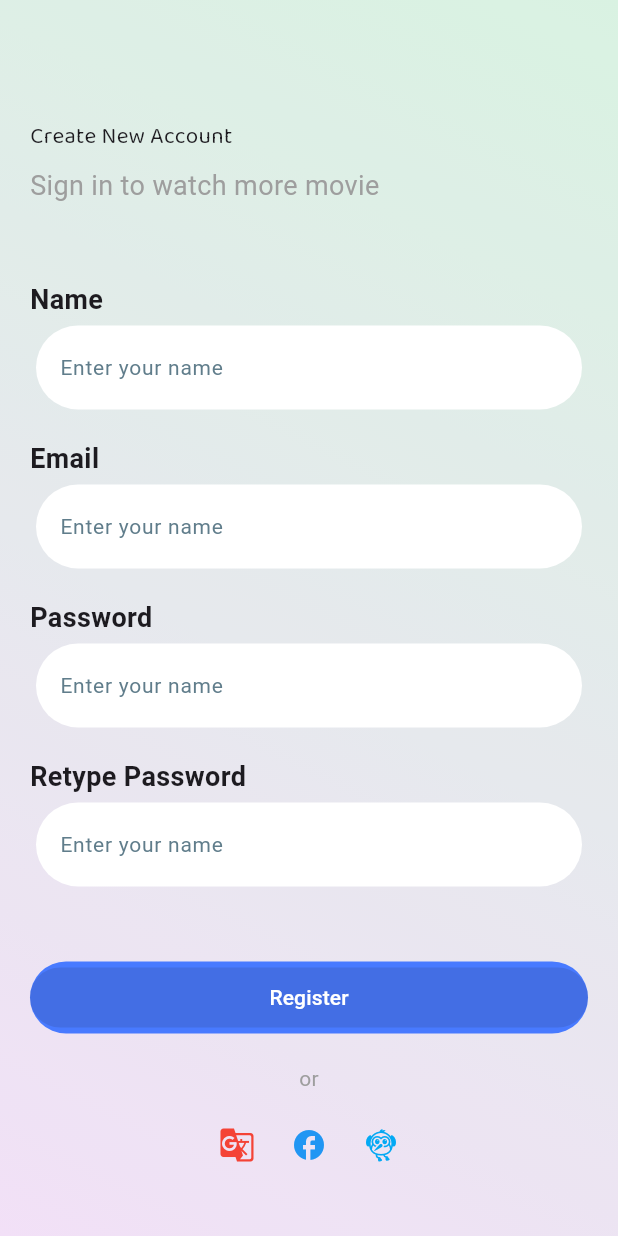
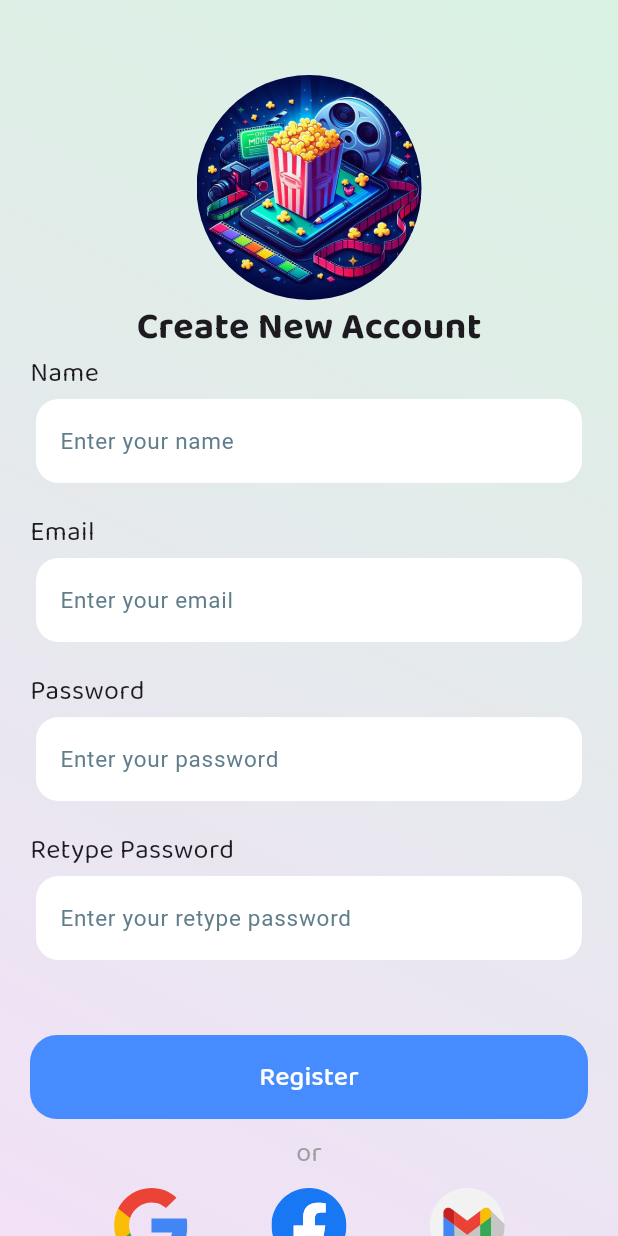
Before and after one commit to PhamChien822/movie_app, a Flutter app: the screen it shows after launch, on a phone screen of 412 x 824 dp. Run offline on Flutter 3.47's test engine with Material 3 defaults, Android fonts, the phone set to English and light mode, and no system bars; our stand-ins replace carousel_slider, floating_bottom_navigation_bar, flutter_svg, font_awesome_flutter, google_fonts; missing offline and left inert: flutter_any_logo.

Commit message:
update signupview

```diff
--- a/lib/src/views/signupview.dart
+++ b/lib/src/views/signupview.dart
@@ -1,5 +1,10 @@
 import 'package:flutter/material.dart';
+import 'package:flutter_any_logo/flutter_logo.dart';
+import 'package:font_awesome_flutter/font_awesome_flutter.dart';
 import 'package:google_fonts/google_fonts.dart';
+import 'package:flutter_svg/flutter_svg.dart';
+
+
 
 class SignUpForm extends StatefulWidget {
   const SignUpForm({super.key});
@@ -17,7 +22,11 @@ class _SignUpFormState extends State<SignUpForm> {
   bool _isEmailValid = false;
   bool _isPasswordValid = false;
   bool _isRetypePasswordValid = false;
-
+  final TextStyle baseTextStyle = GoogleFonts.baloo2(fontSize: 18);
+  final TextStyle hintTextStyle = GoogleFonts.baloo2(fontSize: 15, color: Colors.blueGrey);
+  final TextStyle buttonTextStyle = GoogleFonts.baloo2(fontSize: 18, color: Colors.white);
+  final Color buttonColor = Color.fromRGBO(70,140,255,1);
+  final  double sizeIcon = 100.0;
   void _validateInputs() {
     setState(() {
       _isNameValid = _nameController.text.isNotEmpty;
@@ -56,35 +65,45 @@ class _SignUpFormState extends State<SignUpForm> {
         ListView(
           padding: const EdgeInsets.symmetric(horizontal: 20.0),
           children: [
+
     Padding(
-              padding:
-                  const EdgeInsets.only(top: 80.0), // Thay thế SizedBox bằng Padding
-              child: Text(
-                'Create New Account',
-                style:GoogleFonts.baloo2(fontSize: 15,)
+      padding: const EdgeInsets.only(top: 50.0),
+      child: Center(
+        child: SizedBox(
+        height: 150,
+        width: 150, // Đặt chiều rộng bằng chiều cao để giữ hình tròn
+        child: ClipOval(
+        child:  Image.asset(
+        'assets/images/Logo_app.png', // Thay đổi link logo tại đây
+        fit: BoxFit.cover, // Giữ tỷ lệ hình ảnh
+        ),
+
         ),
         ),
-            const Padding(
-              padding: EdgeInsets.only(top: 10.0,bottom: 50), // Thêm khoảng cách bên trên
-              child: Row(
-                mainAxisAlignment: MainAxisAlignment.spaceBetween,
-                children: [
-                  Text(
-                    'Sign in to watch more movie',
-                    style: TextStyle(color: Colors.grey, fontSize: 18),
-                  ),
-                ],
       ),
     ),
 
+
+
+
+
+            Center(
+              child: Text(
+                  'Create New Account',
+                  style:baseTextStyle.copyWith(fontSize: 25,fontWeight: FontWeight.bold)
+                ),
+            ),
+
+
+
             textFieldItem(
-                "Name", _nameController, _validateInputs, _isNameValid),
+                "Name","Enter your name", _nameController, _validateInputs, _isNameValid),
             textFieldItem(
-                "Email", _emailController, _validateInputs, _isEmailValid),
-            textFieldItem("Password", _passwordController, _validateInputs,
+                "Email","Enter your email", _emailController, _validateInputs, _isEmailValid),
+            textFieldItem("Password","Enter your password", _passwordController, _validateInputs,
                 _isPasswordValid,
                 isPasswordFeild: true),
-            textFieldItem("Retype Password", _passwordRetypeController,
+            textFieldItem("Retype Password","Enter your retype password", _passwordRetypeController,
                 _validateRetypePassword, _isRetypePasswordValid,
                 isPasswordFeild: true),
             Padding(
@@ -92,56 +111,60 @@ class _SignUpFormState extends State<SignUpForm> {
                   top: 30.0), // Khoảng cách trước nút Sign-Up
               child: Center(
                   child: Container(
-                width: double.infinity,
-                decoration: BoxDecoration(
-                    color: Color.fromRGBO(72,122,255, 1),
-                    borderRadius: BorderRadius.circular(30)),
+                    width: double.infinity, // Đặt chiều rộng đầy đủ
+
                     child: ElevatedButton(
                       style: ElevatedButton.styleFrom(
-                      padding: const EdgeInsets.all(10),
-                      backgroundColor: Colors.green,
+
+                        backgroundColor: buttonColor, // Đặt màu nền cho button
+
+                      //  disabledBackgroundColor: buttonColor,
+
+                        shape: RoundedRectangleBorder(
+                          borderRadius: BorderRadius.circular(18), // Đặt bán kính bo tròn
                         ),
-                    onPressed: _isNameValid && _isEmailValid && _isPasswordValid
-                        ? () {
-                            // Perform sign-up logic here
+                        padding: EdgeInsets.symmetric(vertical: 15), // Đặt padding cho button
+                        elevation: 0, // Đặt độ cao của button là 0 để không có viền bóng
+                      ),
+                      onPressed:  () {
+                        // Thực hiện logic đăng ký ở đây
                       }
-                        : null,
+                          ,
                       child: Text(
                         "Register",
-                      style: TextStyle(color: Colors.white),
-                    )),
-              )),
+                        style: buttonTextStyle,
                       ),
-            const Padding(
-              padding: EdgeInsets.only(top: 20.0), // Khoảng cách cho chữ "or"
-              child: Center(
-                child: Text('or', style: TextStyle(color: Colors.grey)),
+                    ),
+                  )
+                ,
               ),
             ),
              Padding(
-              padding: const EdgeInsets.only(
-                  top: 10.0), // Khoảng cách cho icon mạng xã hội
+              padding: EdgeInsets.only(top: 10.0), // Khoảng cách cho chữ "or"
+              child: Center(
+                child: Text('or', style: baseTextStyle.copyWith(color: Colors.grey)),
+              ),
+            ),
+            Padding(
+              padding: const EdgeInsets.only(top:10,
+                  bottom: 50), // Khoảng cách cho icon mạng xã hội
               child: Row(
-                mainAxisAlignment: MainAxisAlignment.center,
+                mainAxisAlignment: MainAxisAlignment.spaceEvenly,
                 children: [
-                  IconButton(
-                    icon: const Icon(Icons.g_translate, color: Colors.red),
-                    onPressed: () {
-                      // Google sign-up logic
-                    },
+                  SvgPicture.asset(
+                    'assets/images/logos/google.svg', // Replace with actual SVG URL
+                    height: 50,
+                    width: 50,
                   ),
-                  IconButton(
-                    icon: const Icon(Icons.facebook, color: Colors.blue),
-                    onPressed: () {
-                      // Facebook sign-up logic
-                    },
+                  SvgPicture.asset(
+                    'assets/images/logos/facebook.svg', // Replace with actual SVG URL
+                    height: 50,
+                    width: 50,
                   ),
-                  IconButton(
-                    icon:
-                        const Icon(Icons.flutter_dash, color: Colors.lightBlue),
-                    onPressed: () {
-                      // Twitter sign-up logic
-                    },
+                  SvgPicture.asset(
+                    'assets/images/logos/gmail.svg', // Replace with actual SVG URL
+                    height: 50,
+                    width: 50,
                   ),
                 ],
               ),
@@ -153,7 +176,7 @@ class _SignUpFormState extends State<SignUpForm> {
   }
 }
 
-Widget textFieldItem(String label, TextEditingController controller,
+Widget textFieldItem(String label,String hintText, TextEditingController controller,
     Function onChanged, bool isValid,
     {bool isPasswordFeild = false}) {
   return Column(
@@ -162,18 +185,18 @@ Widget textFieldItem(String label, TextEditingController controller,
         alignment: Alignment.topLeft,
         child: Text(
           label,
-          style: TextStyle(fontWeight: FontWeight.bold, fontSize: 18),
+          style: GoogleFonts.baloo2(fontSize: 18)
         ),
       ),
       Padding(
         padding: const EdgeInsets.only(bottom: 20,left: 4,right: 4,top:4),
         child: TextField(
           decoration: InputDecoration(
-            hintText: 'Enter your name',
-            hintStyle: TextStyle(fontSize: 14,color: Colors.blueGrey),
+            hintText: hintText,
+            hintStyle: TextStyle(fontSize: 15,color: Colors.blueGrey),
             border: OutlineInputBorder(
               borderSide: BorderSide.none,
-              borderRadius: BorderRadius.circular(30.0),
+              borderRadius: BorderRadius.circular(15.0),
             ),
             filled: true,
             fillColor: Colors
```
Also changed, not shown: pubspec.yaml (+10 -0 lines), assets/images/Logo_app.png (added), assets/images/Logo_app.svg (added), assets/images/logos/facebook.svg (added), assets/images/logos/gmail.svg (added), assets/images/logos/google.svg (added), pubspec.lock, 5 other files. Lines whose indentation alone changed are shown as unchanged.
